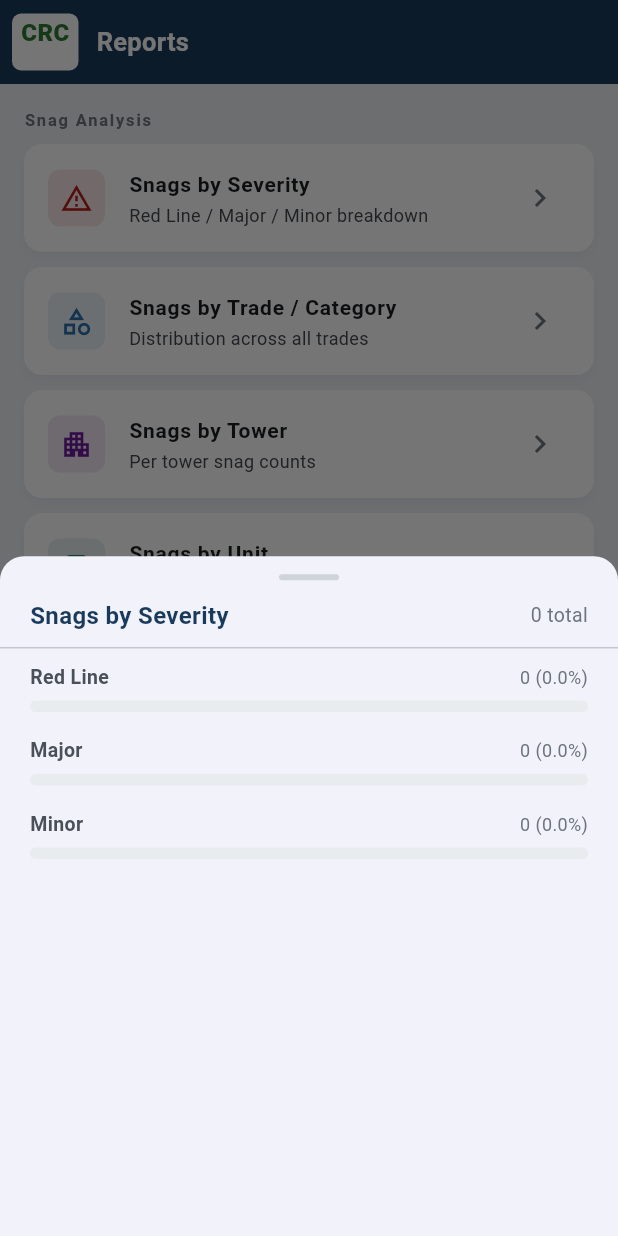
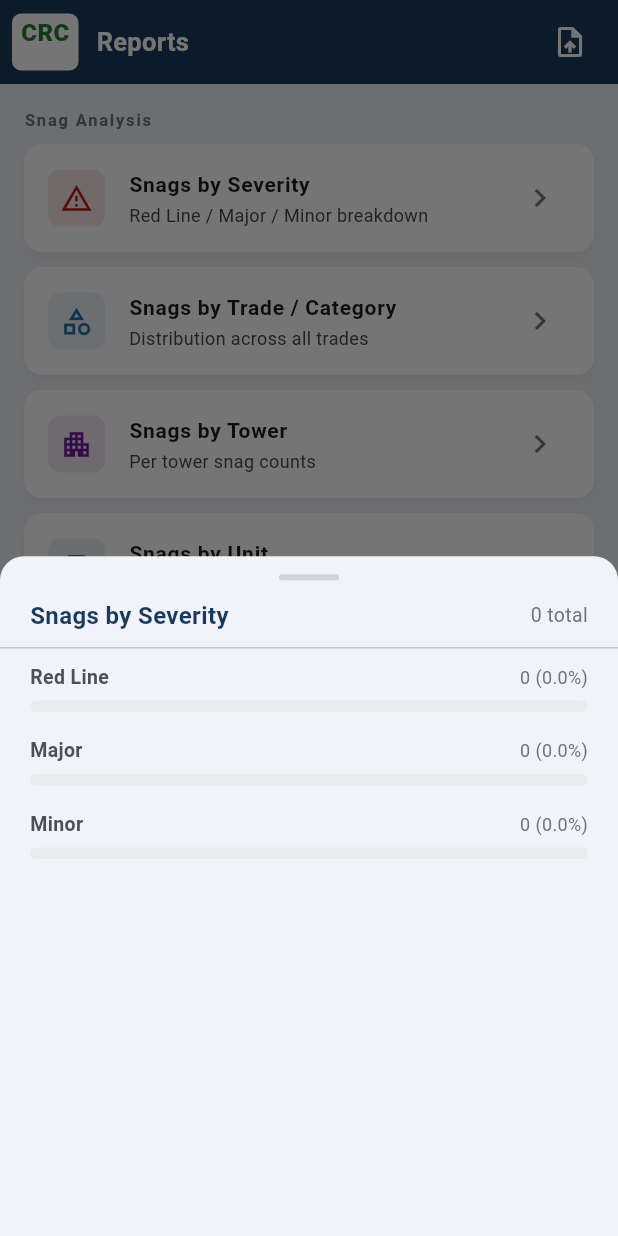
Before and after one commit to naveencdn8n/ppqa-snag-logger, a Flutter app: the ReportScreen screen opened directly, after a tap on "Snags by Severity", on a phone screen of 412 x 824 dp. Run offline on Flutter 3.47's test engine with Material 3 defaults, Android fonts, the phone set to English and light mode, and no system bars; our stand-ins replace cloud_firestore, firebase_core, firebase_storage, image_picker; missing offline and left inert: gsheets; accounts and stored records are empty.

Commit message:
Add Export to Google Sheets feature
Adds a one-tap export button to the Reports screen that writes all
Firestore snags to a configured Google Sheet via service account auth.

Changes:
- pubspec.yaml: add gsheets ^0.5.0, declare assets/credentials/ dir
- .gitignore: exclude assets/credentials/ (service account key)
- lib/services/sheets_export_service.dart: new — authenticates via
  service account JSON asset, clears and rewrites the 'Snags' worksheet
  with 14-column layout (ID through Week Start) on every export
- lib/screens/report_screen.dart: convert StatelessWidget → StatefulWidget,
  add upload icon button to app bar with loading spinner + success/error SnackBars

Co-Authored-By: Claude Sonnet 4.6 <noreply@anthropic.com>

```diff
--- a/lib/screens/report_screen.dart
+++ b/lib/screens/report_screen.dart
@@ -2,18 +2,88 @@ import 'package:flutter/material.dart';
 import 'package:provider/provider.dart';
 
 import '../models/app_enums.dart';
+import '../services/sheets_export_service.dart';
 import '../state/app_state.dart';
 import '../theme/app_theme.dart';
 import '../widgets/ppqa_app_bar.dart';
 import 'weekly_progress_screen.dart';
 
-class ReportScreen extends StatelessWidget {
+class ReportScreen extends StatefulWidget {
   const ReportScreen({super.key});
+
+  @override
+  State<ReportScreen> createState() => _ReportScreenState();
+}
+
+class _ReportScreenState extends State<ReportScreen> {
+  bool _isExporting = false;
+  final _sheetsService = SheetsExportService();
+
+  // ── Export ─────────────────────────────────────────────────────────────────
+
+  Future<void> _exportToSheets() async {
+    final snags = context.read<AppState>().snags;
+
+    setState(() => _isExporting = true);
+
+    try {
+      final count = await _sheetsService.exportSnags(snags);
+      if (!mounted) return;
+      ScaffoldMessenger.of(context).showSnackBar(
+        SnackBar(
+          content: Text('Exported $count snags to Google Sheets'),
+          backgroundColor: AppTheme.statusClosed,
+          behavior: SnackBarBehavior.floating,
+        ),
+      );
+    } catch (e) {
+      if (!mounted) return;
+      ScaffoldMessenger.of(context).showSnackBar(
+        SnackBar(
+          content: Text('Export failed: $e'),
+          backgroundColor: AppTheme.severityRedLine,
+          behavior: SnackBarBehavior.floating,
+          duration: const Duration(seconds: 5),
+        ),
+      );
+    } finally {
+      if (mounted) setState(() => _isExporting = false);
+    }
+  }
+
+  // ── Build ──────────────────────────────────────────────────────────────────
 
   @override
   Widget build(BuildContext context) {
     return Scaffold(
-      appBar: const PPQAAppBar(title: 'Reports'),
+      appBar: PPQAAppBar(
+        title: 'Reports',
+        actions: [
+          Padding(
+            padding: const EdgeInsets.only(right: 8),
+            child: _isExporting
+                ? const Padding(
+                    padding: EdgeInsets.all(14),
+                    child: SizedBox(
+                      width: 20,
+                      height: 20,
+                      child: CircularProgressIndicator(
+                        color: Colors.white,
+                        strokeWidth: 2.5,
+                      ),
+                    ),
+                  )
+                : IconButton(
+                    icon: const Icon(
+                      Icons.upload_file_outlined,
+                      color: Colors.white,
+                    ),
+                    tooltip: 'Export to Google Sheets',
+                    onPressed: _exportToSheets,
+                  ),
+          ),
+        ],
+      ),
       body: ListView(
         padding: const EdgeInsets.all(16),
         children: [
@@ -64,6 +134,8 @@ class ReportScreen extends StatelessWidget {
       ),
     );
   }
+
+  // ── Bottom sheet helpers ───────────────────────────────────────────────────
 
   void _showSeveritySheet(BuildContext context) {
     final state = context.read<AppState>();
@@ -185,15 +257,15 @@ class ReportScreen extends StatelessWidget {
                         )
                       : ListView.builder(
                           controller: controller,
-                          padding: const EdgeInsets.symmetric(horizontal: 20),
+                          padding:
+                              const EdgeInsets.symmetric(horizontal: 20),
                           itemCount: entries.length,
                           itemBuilder: (_, i) {
                             final entry = entries[i];
-                            final pct = total == 0
-                                ? 0.0
-                                : entry.value / total;
-                            final barColor = colors[entry.key] ??
-                                AppTheme.secondary;
+                            final pct =
+                                total == 0 ? 0.0 : entry.value / total;
+                            final barColor =
+                                colors[entry.key] ?? AppTheme.secondary;
 
                             return Padding(
                               padding: const EdgeInsets.only(bottom: 16),
@@ -247,6 +319,8 @@ class ReportScreen extends StatelessWidget {
     );
   }
 }
+
+// ── Private widgets (unchanged) ───────────────────────────────────────────────
 
 class _ReportSectionHeader extends StatelessWidget {
   const _ReportSectionHeader({required this.text});
--- /dev/null
+++ b/lib/services/sheets_export_service.dart
@@ -0,0 +1,99 @@
+import 'package:flutter/services.dart';
+import 'package:gsheets/gsheets.dart';
+import 'package:intl/intl.dart';
+
+import '../models/app_enums.dart';
+import '../models/snag_model.dart';
+
+/// Exports all snags to a Google Sheet using a service account.
+///
+/// Setup required (one-time):
+/// 1. Enable Google Sheets API in GCP Console.
+/// 2. Create a service account → download JSON key →
+///    save as `assets/credentials/sheets_credentials.json`.
+/// 3. Create a Google Sheet and share it with the service account email.
+/// 4. Paste the Spreadsheet ID into [_spreadsheetId] below.
+class SheetsExportService {
+  // ── Configure these two values after completing the setup steps ────────────
+
+  /// The long alphanumeric ID from your sheet's URL:
+  /// https://docs.google.com/spreadsheets/d/SPREADSHEET_ID/edit
+  static const String _spreadsheetId = 'YOUR_SPREADSHEET_ID_HERE';
+
+  /// The tab name inside the spreadsheet where snags will be written.
+  static const String _worksheetTitle = 'Snags';
+
+  // ── Column headers (A–N) ───────────────────────────────────────────────────
+  static const List<String> _headers = [
+    'ID',
+    'Created By',
+    'Created At',
+    'Location',
+    'Floor No',
+    'Unit',
+    'Element',
+    'Trade',
+    'Defect Description',
+    'Severity',
+    'Status',
+    'Evidence Image URL',
+    'Notes',
+    'Week Start',
+  ];
+
+  static final _dateFmt = DateFormat('yyyy-MM-dd HH:mm:ss');
+
+  // ── Public API ─────────────────────────────────────────────────────────────
+
+  /// Writes all [snags] to the configured Google Sheet.
+  ///
+  /// - Creates the worksheet if it does not exist.
+  /// - Writes headers on first run.
+  /// - Clears and rewrites data rows on every subsequent run so the sheet
+  ///   always reflects the current Firestore state.
+  ///
+  /// Returns the number of snag rows written.
+  /// Throws on authentication failure, network error, or missing credentials.
+  Future<int> exportSnags(List<SnagModel> snags) async {
+    final credentialsJson = await rootBundle.loadString(
+      'assets/credentials/sheets_credentials.json',
+    );
+
+    final gsheets = GSheets(credentialsJson);
+    final spreadsheet = await gsheets.spreadsheet(_spreadsheetId);
+
+    // Find or create the target worksheet
+    final sheet = spreadsheet.worksheetByTitle(_worksheetTitle) ??
+        await spreadsheet.addWorksheet(_worksheetTitle);
+
+    // Clear the entire sheet and rewrite headers + data fresh each time.
+    // This ensures the Sheet always mirrors the current Firestore state exactly.
+    await sheet.clear();
+    await sheet.values.insertRow(1, _headers);
+
+    if (snags.isEmpty) return 0;
+
+    // Build one row per snag
+    final rows = snags
+        .map((s) => [
+              s.id,
+              s.createdBy,
+              _dateFmt.format(s.createdAt),
+              s.location.label,
+              s.floorNo.toString(),
+              s.flatNo.label,
+              s.element.label,
+              s.trade.label,
+              s.defectDescription,
+              s.severity.label,
+              s.status.label,
+              s.evidenceImagePath ?? '',
+              s.notes ?? '',
+              _dateFmt.format(s.weekStart),
+            ])
+        .toList();
+
+    await sheet.values.appendRows(rows);
+    return rows.length;
+  }
+}
--- a/pubspec.yaml
+++ b/pubspec.yaml
@@ -18,6 +18,8 @@ dependencies:
   firebase_core: ^3.12.1
   cloud_firestore: ^5.6.5
   firebase_storage: ^12.4.4
+  # Google Sheets export
+  gsheets: ^0.5.0
 
 dev_dependencies:
   flutter_test:
@@ -28,3 +30,4 @@ flutter:
   uses-material-design: true
   assets:
     - assets/images/
+    - assets/credentials/
```
Also changed, not shown: pubspec.lock, 1 other file.
